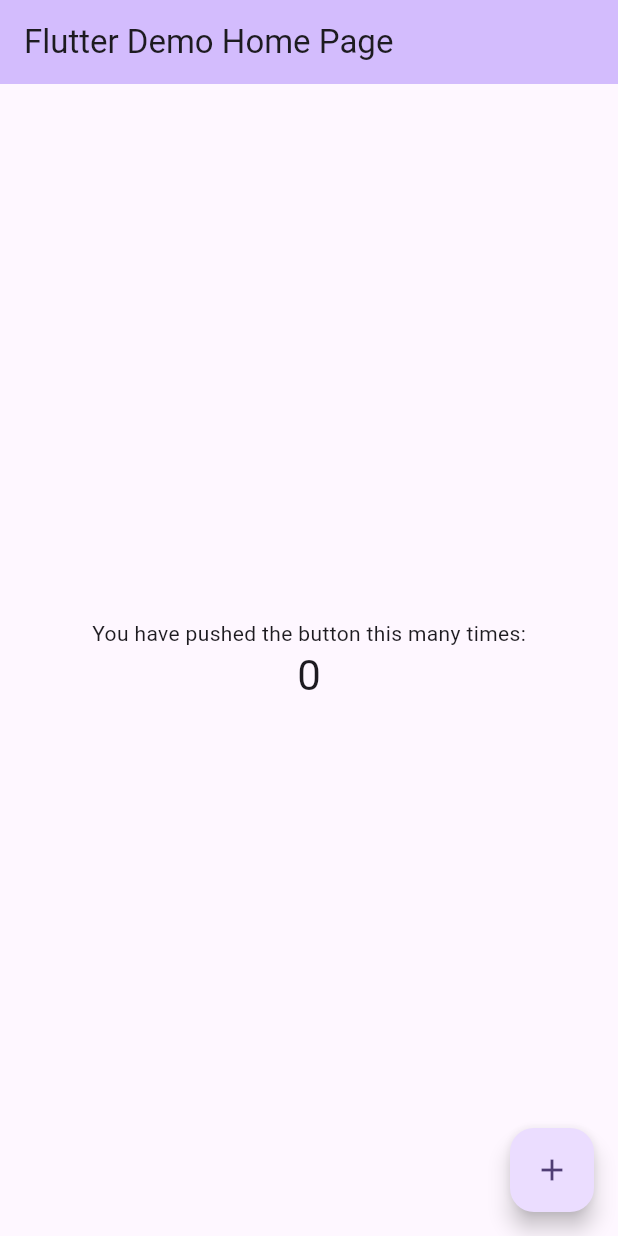
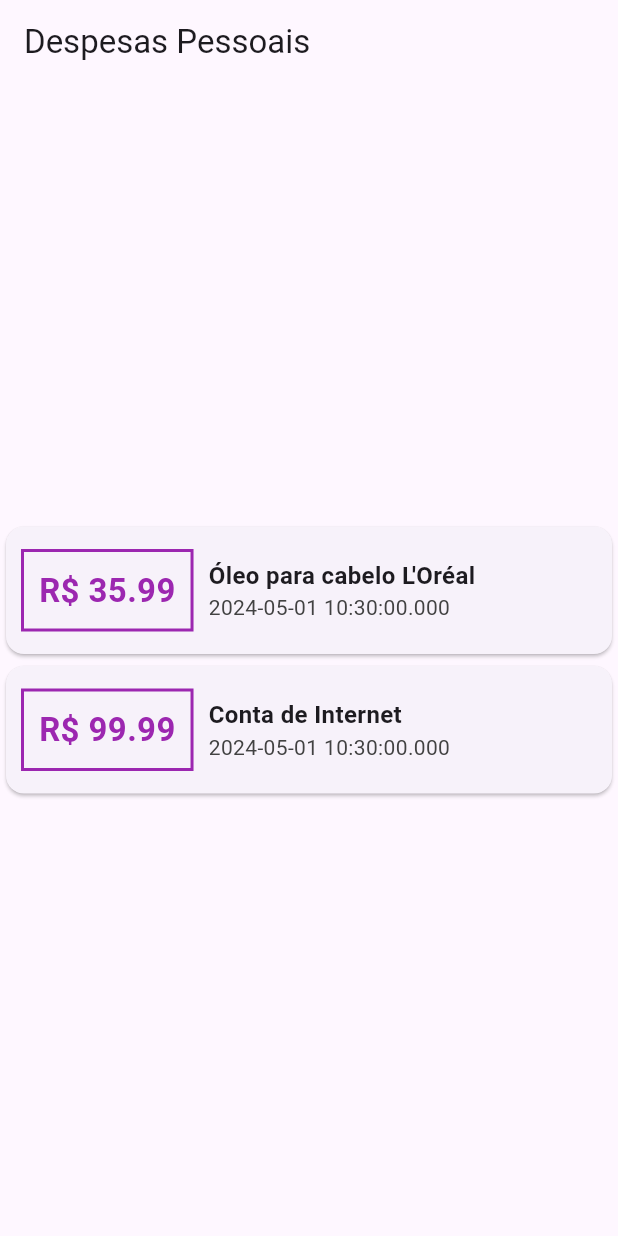
Before and after one commit to tarcisiomesquita/expenses_app, a Flutter app: the screen it shows after launch, on a phone screen of 412 x 824 dp. Run offline on Flutter 3.47's test engine with Material 3 defaults, Android fonts, the phone set to English and light mode, and no system bars.

Commit message:
criação de uma coluna para visualização de uma lista de despesas com valores mockados

```diff
--- a/lib/main.dart
+++ b/lib/main.dart
@@ -1,125 +1,98 @@
+import 'package:expenses_app/models/transaction.dart';
 import 'package:flutter/material.dart';
 
-void main() {
-  runApp(const MyApp());
+void main() => runApp(const ExpensesApp());
+
+class ExpensesApp extends StatelessWidget {
+  const ExpensesApp({super.key});
+
+  @override
+  Widget build(BuildContext context) {
+    return MaterialApp(home: MyHomePage());
+  }
 }
 
-class MyApp extends StatelessWidget {
-  const MyApp({super.key});
+class MyHomePage extends StatelessWidget {
+  MyHomePage({super.key});
 
-  // This widget is the root of your application.
+  final _transactions = [
+    Transaction(
+      id: 't1',
+      title: "Óleo para cabelo L'Oréal",
+      value: 35.99,
+      date: DateTime.now(),
+    ),
+    Transaction(
+      id: 't2',
+      title: 'Conta de Internet',
+      value: 99.99,
+      date: DateTime.now(),
+    ),
+  ];
+
   @override
   Widget build(BuildContext context) {
-    return MaterialApp(
-      title: 'Flutter Demo',
-      theme: ThemeData(
-        // This is the theme of your application.
-        //
-        // TRY THIS: Try running your application with "flutter run". You'll see
-        // the application has a purple toolbar. Then, without quitting the app,
-        // try changing the seedColor in the colorScheme below to Colors.green
-        // and then invoke "hot reload" (save your changes or press the "hot
-        // reload" button in a Flutter-supported IDE, or press "r" if you used
-        // the command line to start the app).
-        //
-        // Notice that the counter didn't reset back to zero; the application
-        // state is not lost during the reload. To reset the state, use hot
-        // restart instead.
-        //
-        // This works for code too, not just values: Most code changes can be
-        // tested with just a hot reload.
-        colorScheme: ColorScheme.fromSeed(seedColor: Colors.deepPurple),
-        useMaterial3: true,
+    return Scaffold(
+      appBar: AppBar(
+        title: const Text('Despesas Pessoais'),
       ),
-      home: const MyHomePage(title: 'Flutter Demo Home Page'),
+      body: Column(
+        mainAxisAlignment: MainAxisAlignment.spaceAround,
+        crossAxisAlignment: CrossAxisAlignment.stretch,
+        children: [
+          Column(
+            children: _transactions.map(
+              (tr) {
+                return Card(
+                  child: Row(
+                    children: [
+                      Container(
+                        margin: const EdgeInsets.symmetric(
+                          horizontal: 10,
+                          vertical: 15,
+                        ),
+                        decoration: BoxDecoration(
+                          border: Border.all(
+                            color: Colors.purple,
+                            width: 2,
+                          ),
+                        ),
+                        padding: const EdgeInsets.all(10),
+                        child: Text(
+                          'R\$ ${tr.value.toStringAsFixed(2)}',
+                          style: const TextStyle(
+                            fontWeight: FontWeight.bold,
+                            fontSize: 22,
+                            color: Colors.purple,
+                          ),
+                        ),
+                      ),
+                      Column(
+                        crossAxisAlignment: CrossAxisAlignment.start,
+                        children: [
+                          Text(
+                            tr.title,
+                            style: const TextStyle(
+                              fontWeight: FontWeight.bold,
+                              fontSize: 16,
+                            ),
+                          ),
+                          Text(
+                            tr.date.toString(),
+                            style: TextStyle(
+                              color: Colors.grey.shade800,
+                            ),
+                          ),
+                        ],
+                      )
+                    ],
+                  ),
+                );
+              },
+            ).toList(),
+          ),
+        ],
+      ),
     );
   }
 }
-
-class MyHomePage extends StatefulWidget {
-  const MyHomePage({super.key, required this.title});
-
-  // This widget is the home page of your application. It is stateful, meaning
-  // that it has a State object (defined below) that contains fields that affect
-  // how it looks.
-
-  // This class is the configuration for the state. It holds the values (in this
-  // case the title) provided by the parent (in this case the App widget) and
-  // used by the build method of the State. Fields in a Widget subclass are
-  // always marked "final".
-
-  final String title;
-
-  @override
-  State<MyHomePage> createState() => _MyHomePageState();
-}
-
-class _MyHomePageState extends State<MyHomePage> {
-  int _counter = 0;
-
-  void _incrementCounter() {
-    setState(() {
-      // This call to setState tells the Flutter framework that something has
-      // changed in this State, which causes it to rerun the build method below
-      // so that the display can reflect the updated values. If we changed
-      // _counter without calling setState(), then the build method would not be
-      // called again, and so nothing would appear to happen.
-      _counter++;
-    });
-  }
-
-  @override
-  Widget build(BuildContext context) {
-    // This method is rerun every time setState is called, for instance as done
-    // by the _incrementCounter method above.
-    //
-    // The Flutter framework has been optimized to make rerunning build methods
-    // fast, so that you can just rebuild anything that needs updating rather
-    // than having to individually change instances of widgets.
-    return Scaffold(
-      appBar: AppBar(
-        // TRY THIS: Try changing the color here to a specific color (to
-        // Colors.amber, perhaps?) and trigger a hot reload to see the AppBar
-        // change color while the other colors stay the same.
-        backgroundColor: Theme.of(context).colorScheme.inversePrimary,
-        // Here we take the value from the MyHomePage object that was created by
-        // the App.build method, and use it to set our appbar title.
-        title: Text(widget.title),
-      ),
-      body: Center(
-        // Center is a layout widget. It takes a single child and positions it
-        // in the middle of the parent.
-        child: Column(
-          // Column is also a layout widget. It takes a list of children and
-          // arranges them vertically. By default, it sizes itself to fit its
-          // children horizontally, and tries to be as tall as its parent.
-          //
-          // Column has various properties to control how it sizes itself and
-          // how it positions its children. Here we use mainAxisAlignment to
-          // center the children vertically; the main axis here is the vertical
-          // axis because Columns are vertical (the cross axis would be
-          // horizontal).
-          //
-          // TRY THIS: Invoke "debug painting" (choose the "Toggle Debug Paint"
-          // action in the IDE, or press "p" in the console), to see the
-          // wireframe for each widget.
-          mainAxisAlignment: MainAxisAlignment.center,
-          children: <Widget>[
-            const Text(
-              'You have pushed the button this many times:',
-            ),
-            Text(
-              '$_counter',
-              style: Theme.of(context).textTheme.headlineMedium,
-            ),
-          ],
-        ),
-      ),
-      floatingActionButton: FloatingActionButton(
-        onPressed: _incrementCounter,
-        tooltip: 'Increment',
-        child: const Icon(Icons.add),
-      ), // This trailing comma makes auto-formatting nicer for build methods.
-    );
-  }
-}
--- /dev/null
+++ b/lib/models/transaction.dart
@@ -0,0 +1,12 @@
+class Transaction {
+  final String id;
+  final String title;
+  final double value;
+  final DateTime date;
+
+  Transaction(
+      {required this.id,
+      required this.title,
+      required this.value,
+      required this.date});
+}
```
Also changed, not shown: 1 other file.
